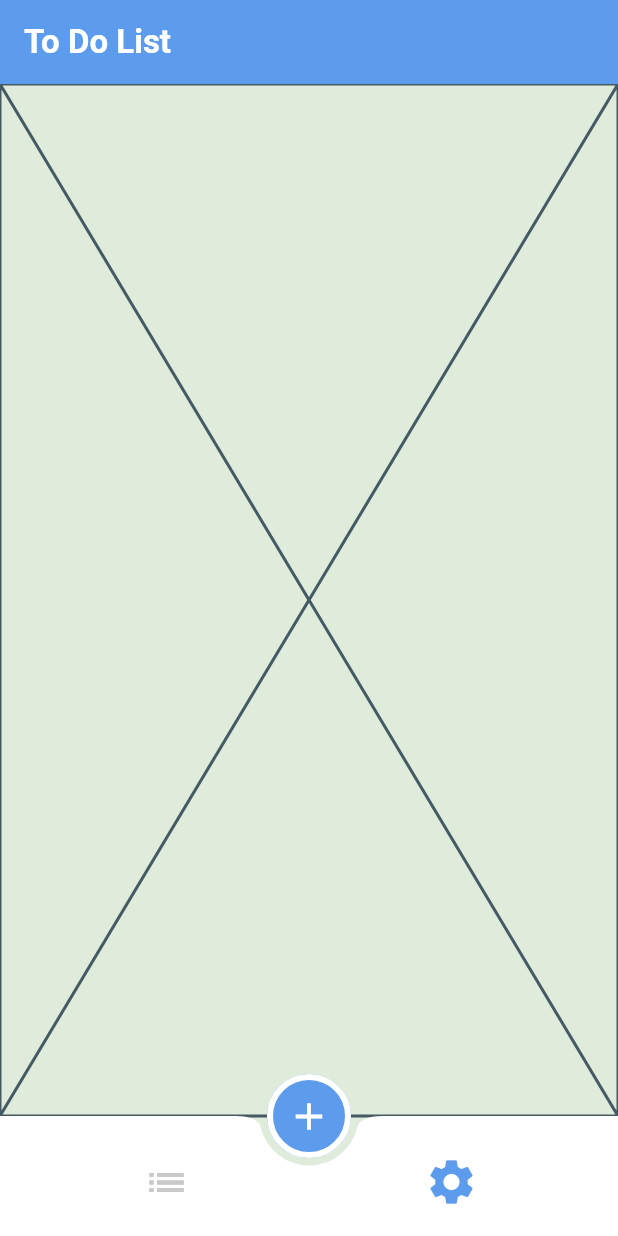
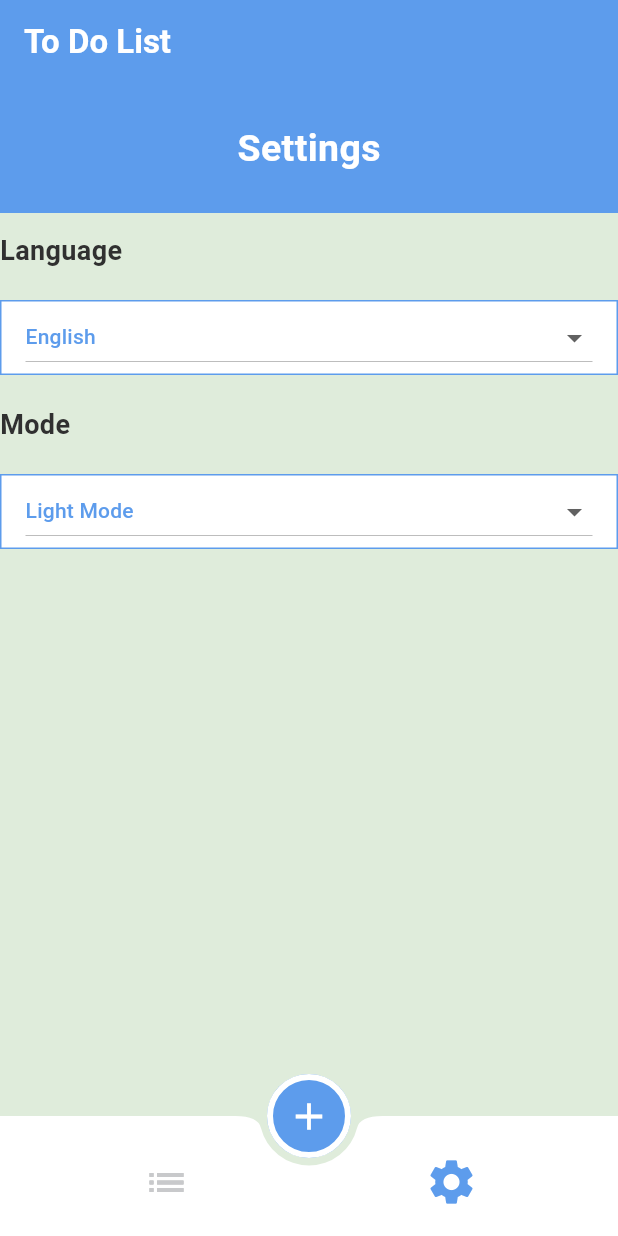
Before and after one commit to Mariamshahir/todo_app, a Flutter app: the screen it shows after launch, item 2 of the bottom bar chosen, on a phone screen of 412 x 824 dp. Run offline on Flutter 3.47's test engine with Material 3 defaults, Android fonts, the phone set to English and light mode, and no system bars; our stand-ins replace cloud_firestore, easy_date_timeline, firebase_core, shared_preferences; accounts and stored records are empty; generated files the repository leaves out were written again.

Commit message:
Finished language.

```diff
--- a/lib/l10n/app_ar.arb
+++ b/lib/l10n/app_ar.arb
@@ -1,5 +1,6 @@
 {
   "toDoList": "قائمة الاعمال",
-  "settings": "الاعدادات"
-
+  "settings": "الاعدادات",
+  "language": "اللغه",
+  "mode": "وضع"
 }
--- a/lib/l10n/app_en.arb
+++ b/lib/l10n/app_en.arb
@@ -1,4 +1,6 @@
 {
   "toDoList": "To Do List",
-  "settings": "Settings"
+  "settings": "Settings",
+  "language": "Language",
+  "mode": "Mode"
 }
--- a/lib/taps/settings_tap.dart
+++ b/lib/taps/settings_tap.dart
@@ -1,10 +1,114 @@
 import 'package:flutter/material.dart';
+import 'package:provider/provider.dart';
+import 'package:todo/provider/language_provider.dart';
+import 'package:todo/provider/theme_provider.dart';
+import 'package:todo/utils/aap_theme.dart';
+import 'package:todo/utils/app_colors.dart';
+import 'package:todo/utils/app_language.dart';
 
-class Settings extends StatelessWidget {
-  const Settings({super.key});
+class Settings extends StatefulWidget {
+  const Settings({Key? key});
+
+  @override
+  State<Settings> createState() => _SettingsState();
+}
+
+class _SettingsState extends State<Settings> {
+  String selectLanguage = "en";
+  String selectMode = "light";
+  late LanguageProvider provider;
+  late ThemeProvider themeProvider;
 
   @override
   Widget build(BuildContext context) {
-    return const Placeholder();
+    provider = Provider.of(context);
+    themeProvider = Provider.of(context);
+
+    return Column(
+      children: [
+        Container(
+          child: Column(
+            crossAxisAlignment: CrossAxisAlignment.stretch,
+            children: [
+              Stack(
+                children: [
+                  Positioned.fill(
+                    child: Column(
+                      children: [
+                        Expanded(child: Container(color: AppColors.backgroundBar,)),
+                      ],
+                    ),
+                  ),
+                  Padding(
+                    padding: EdgeInsets.symmetric(vertical: 25, horizontal: 16),
+                    child: Center(
+                      child: Text(context.getLocalizations.settings, style: AppTheme.titleSetting.copyWith(color: AppColors.white)),
+                    ),
+                  ),
+                ],
+              ),
+              SizedBox(height: 12,),
+              Text(context.getLocalizations.language, style: AppTheme.title),
+              SizedBox(height: 20,),
+              buildLanguageDropDownButton(),
+              SizedBox(height: 20,),
+              Text(context.getLocalizations.mode, style: AppTheme.title),
+              SizedBox(height: 20,),
+              buildLanguageDropDownButton2(),
+            ],
+          ),
+        ),
+      ],
+    );
   }
+
+  Widget buildLanguageDropDownButton() {
+    return Container(
+      padding: EdgeInsets.symmetric(horizontal: 16),
+      decoration: BoxDecoration(color:AppColors.white,border: Border.all(color: AppColors.backgroundBar)),
+      child: DropdownButton<String>(
+        items: const[
+          DropdownMenuItem(
+              value: "en",
+              child: Text("English", style: TextStyle(fontSize: 14,color: AppColors.backgroundBar))),
+          DropdownMenuItem(
+              value: "ar",
+              child: Text("العربيه", style: TextStyle(fontSize: 14,color: AppColors.backgroundBar))),
+        ],
+
+        value: selectLanguage,
+        isExpanded: true,
+        onChanged: (newValue) {
+          selectLanguage = newValue!;
+          provider.setCurrentLocale(selectLanguage);
+          setState(() {});
+        },
+      ),
+    );
+  }
+
+  Widget buildLanguageDropDownButton2() {
+    return Container(
+      padding: EdgeInsets.symmetric(horizontal: 16),
+      decoration: BoxDecoration(color:AppColors.white,border: Border.all(color: AppColors.backgroundBar)),
+      child: DropdownButton<String>(
+        items: const[
+          DropdownMenuItem(
+              value: "light",
+              child: Text("Light Mode", style: TextStyle(fontSize: 14,color: AppColors.backgroundBar))),
+          DropdownMenuItem(
+              value: "dark",
+              child: Text("Dark Mode", style: TextStyle(fontSize: 14,color: AppColors.backgroundBar))),
+        ],
+        value: selectMode,
+        isExpanded: true,
+        onChanged: (newValue) {
+          selectMode = newValue!;
+          provider.setCurrentLocale(selectMode);
+          setState(() {});
+        },
+      ),
+    );
+  }
+
 }
--- a/lib/utils/aap_theme.dart
+++ b/lib/utils/aap_theme.dart
@@ -43,6 +43,11 @@ static const TextStyle task = TextStyle(
   fontWeight: FontWeight.w600,
   color: AppColors.gray,
 );
+static const TextStyle titleSetting = TextStyle(
+  fontSize:25,
+  fontWeight: FontWeight.bold,
+  color: AppColors.backgroundBar,
+);
 static const TextStyle setting = TextStyle(
   fontSize:14,
   fontWeight: FontWeight.w600,
@@ -83,11 +88,10 @@ colorScheme:const ColorScheme(brightness: Brightness.light,
     onError: AppColors.error,
     background: AppColors.background,
     onBackground: AppColors.background,
-    surface: AppColors.black,
-    onSurface: AppColors.black),
+    surface: AppColors.white,
+    onSurface: AppColors.white),
   bottomAppBarTheme: const BottomAppBarTheme(
     elevation: 0,
-
   ),
   bottomNavigationBarTheme: const BottomNavigationBarThemeData(
     landscapeLayout: BottomNavigationBarLandscapeLayout.centered,
@@ -106,6 +110,7 @@ colorScheme:const ColorScheme(brightness: Brightness.light,
     iconSize: 30,
     shape:StadiumBorder(side: BorderSide(color: AppColors.white,width: 4)),
   ),
+
     );
 static ThemeData darkTheme = ThemeData(
   primaryColor: AppColors.backgroundBar,
```
Also changed, not shown: lib/taps/list_tap.dart (+8 -0 lines), lib/widget/add_bottom.dart (+24 -5 lines).
